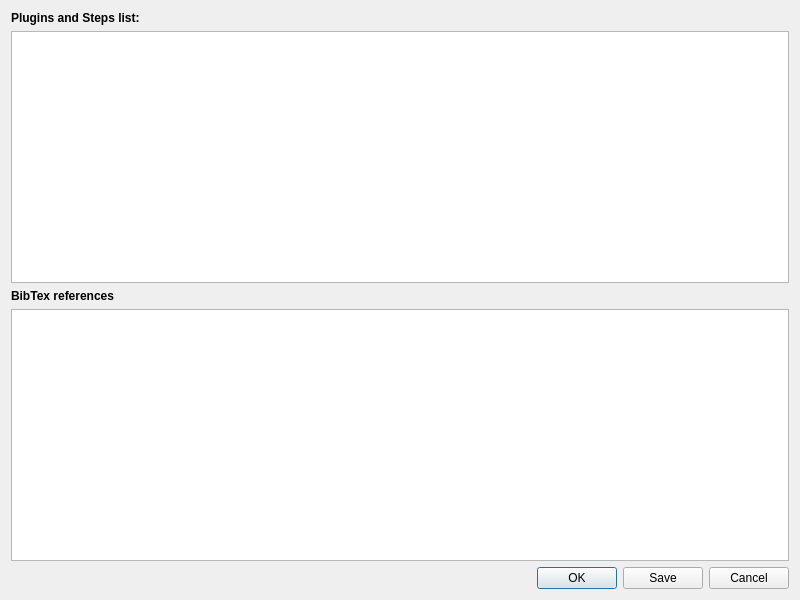
The window that ComputreeGui/view/MainView/gcitationdialog.ui (computree/computree-v3) describes before a commit, drawn with Qt 5.
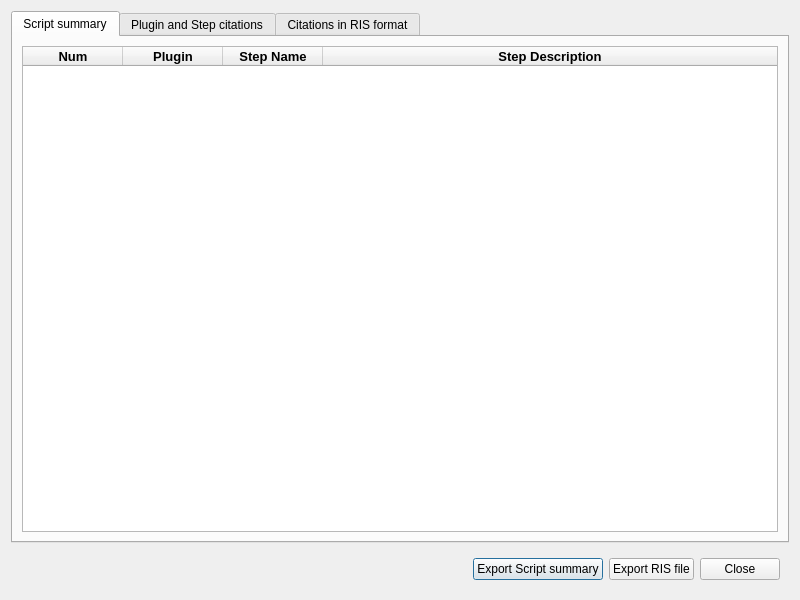
The same window after the commit.

What changed in the file:
```diff
--- a/ComputreeGui/view/MainView/gcitationdialog.ui
+++ b/ComputreeGui/view/MainView/gcitationdialog.ui
@@ -15,45 +15,222 @@
   </property>
   <layout class="QVBoxLayout" name="verticalLayout">
    <item>
-    <widget class="QLabel" name="label">
+    <widget class="QTabWidget" name="tabWidget">
+     <property name="currentIndex">
+      <number>0</number>
+     </property>
+     <widget class="QWidget" name="tab">
+      <attribute name="title">
+       <string>Script summary</string>
+      </attribute>
+      <layout class="QVBoxLayout" name="verticalLayout_3">
+       <item>
+        <widget class="QTableWidget" name="tw_script">
      <property name="font">
       <font>
+           <family>MS Shell Dlg 2</family>
+           <pointsize>10</pointsize>
+          </font>
+         </property>
+         <property name="sizeAdjustPolicy">
+          <enum>QAbstractScrollArea::AdjustToContents</enum>
+         </property>
+         <property name="editTriggers">
+          <set>QAbstractItemView::NoEditTriggers</set>
+         </property>
+         <property name="alternatingRowColors">
+          <bool>true</bool>
+         </property>
+         <property name="gridStyle">
+          <enum>Qt::SolidLine</enum>
+         </property>
+         <property name="wordWrap">
+          <bool>false</bool>
+         </property>
+         <property name="cornerButtonEnabled">
+          <bool>false</bool>
+         </property>
+         <property name="columnCount">
+          <number>4</number>
+         </property>
+         <attribute name="horizontalHeaderStretchLastSection">
+          <bool>true</bool>
+         </attribute>
+         <attribute name="verticalHeaderVisible">
+          <bool>false</bool>
+         </attribute>
+         <column>
+          <property name="text">
+           <string>Num</string>
+          </property>
+          <property name="font">
+           <font>
+            <family>MS Shell Dlg 2</family>
+            <pointsize>10</pointsize>
        <weight>75</weight>
        <bold>true</bold>
       </font>
      </property>
+          <property name="background">
+           <color>
+            <red>200</red>
+            <green>200</green>
+            <blue>200</blue>
+           </color>
+          </property>
+         </column>
+         <column>
      <property name="text">
-      <string>Plugins and Steps list:</string>
-     </property>
-    </widget>
-   </item>
+           <string>Plugin</string>
+          </property>
+          <property name="font">
+           <font>
+            <family>MS Shell Dlg 2</family>
+            <pointsize>10</pointsize>
+            <weight>75</weight>
+            <bold>true</bold>
+           </font>
+          </property>
+          <property name="background">
+           <color>
+            <red>200</red>
+            <green>200</green>
+            <blue>200</blue>
+           </color>
+          </property>
+         </column>
+         <column>
+          <property name="text">
+           <string>Step Name</string>
+          </property>
+          <property name="font">
+           <font>
+            <family>MS Shell Dlg 2</family>
+            <pointsize>10</pointsize>
+            <weight>75</weight>
+            <bold>true</bold>
+           </font>
+          </property>
+          <property name="background">
+           <color>
+            <red>200</red>
+            <green>200</green>
+            <blue>200</blue>
+           </color>
+          </property>
+         </column>
+         <column>
+          <property name="text">
+           <string>Step Description</string>
+          </property>
+          <property name="font">
+           <font>
+            <family>MS Shell Dlg 2</family>
+            <pointsize>10</pointsize>
+            <weight>75</weight>
+            <bold>true</bold>
+           </font>
+          </property>
+          <property name="background">
+           <color>
+            <red>200</red>
+            <green>200</green>
+            <blue>200</blue>
+           </color>
+          </property>
+         </column>
+        </widget>
+       </item>
+      </layout>
+     </widget>
+     <widget class="QWidget" name="tab_2">
+      <attribute name="title">
+       <string>Plugin and Step citations</string>
+      </attribute>
+      <layout class="QVBoxLayout" name="verticalLayout_4">
    <item>
-    <widget class="QTextEdit" name="te_pluginsAndSteps"/>
-   </item>
+        <widget class="QTextEdit" name="te_citations">
+         <property name="font">
+          <font>
+           <pointsize>10</pointsize>
+          </font>
+         </property>
+         <property name="readOnly">
+          <bool>true</bool>
+         </property>
+        </widget>
+       </item>
+      </layout>
+     </widget>
+     <widget class="QWidget" name="tab_3">
+      <attribute name="title">
+       <string>Citations in RIS format</string>
+      </attribute>
+      <layout class="QVBoxLayout" name="verticalLayout_2">
    <item>
-    <widget class="QLabel" name="label2">
+        <widget class="QTextEdit" name="te_RIS">
      <property name="font">
       <font>
-       <weight>75</weight>
-       <bold>true</bold>
-      </font>
-     </property>
+           <family>Courier</family>
+           <pointsize>10</pointsize>
+          </font>
+         </property>
+         <property name="readOnly">
+          <bool>true</bool>
+         </property>
+        </widget>
+       </item>
+      </layout>
+     </widget>
+    </widget>
+   </item>
+   <item>
+    <widget class="QWidget" name="widget" native="true">
+     <layout class="QHBoxLayout" name="horizontalLayout">
+      <item>
+       <spacer name="horizontalSpacer">
+        <property name="orientation">
+         <enum>Qt::Horizontal</enum>
+        </property>
+        <property name="sizeHint" stdset="0">
+         <size>
+          <width>40</width>
+          <height>20</height>
+         </size>
+        </property>
+       </spacer>
+      </item>
+      <item>
+       <widget class="QPushButton" name="pb_exportScriptSummary">
      <property name="text">
-      <string>BibTex references</string>
+         <string>Export Script summary</string>
      </property>
     </widget>
    </item>
    <item>
-    <widget class="QTextEdit" name="te_bibTex"/>
+       <widget class="QPushButton" name="pb_RISFile">
+        <property name="text">
+         <string>Export RIS file</string>
+        </property>
+       </widget>
    </item>
    <item>
     <widget class="QDialogButtonBox" name="buttonBox">
+        <property name="sizePolicy">
+         <sizepolicy hsizetype="Fixed" vsizetype="Fixed">
+          <horstretch>0</horstretch>
+          <verstretch>0</verstretch>
+         </sizepolicy>
+        </property>
      <property name="orientation">
       <enum>Qt::Horizontal</enum>
      </property>
      <property name="standardButtons">
-      <set>QDialogButtonBox::Cancel|QDialogButtonBox::Ok|QDialogButtonBox::Save</set>
-     </property>
+         <set>QDialogButtonBox::Close</set>
+        </property>
+       </widget>
+      </item>
+     </layout>
     </widget>
    </item>
   </layout>
```
Left out of the diff: 2 changed lines with no effect on the pictures. Lines whose indentation alone changed are shown as unchanged.
